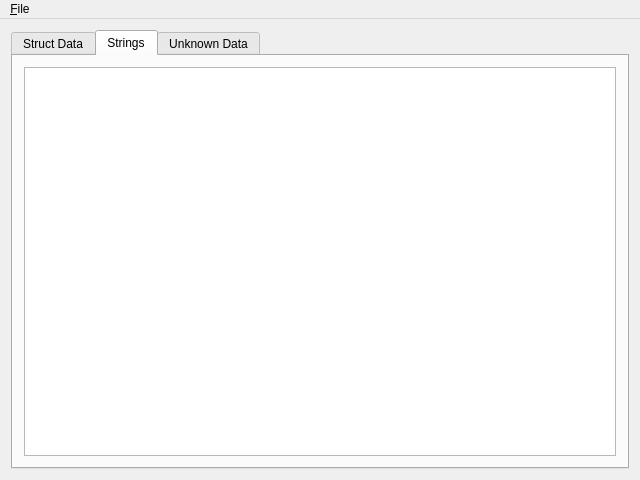
This is dat_editor/mainwindow.ui in CaptainSwag101/DRV3-Tools as Qt 5 draws it before an edit. The edited form follows.
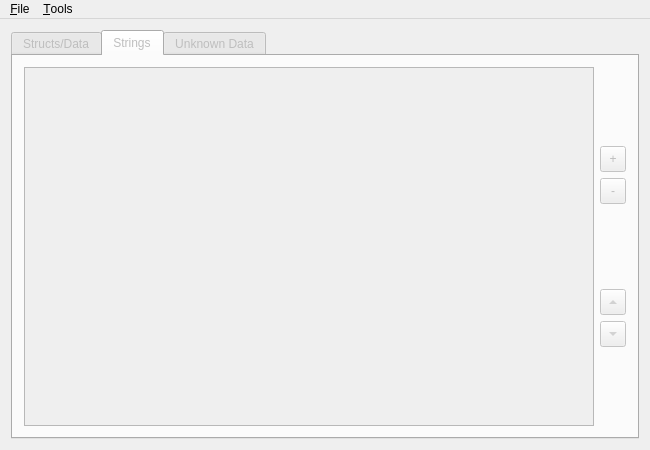
This is the edited form. The open tabs and pages were chosen to show the change.

What changed in the file:
```diff
--- a/dat_editor/mainwindow.ui
+++ b/dat_editor/mainwindow.ui
@@ -6,23 +6,29 @@
    <rect>
     <x>0</x>
     <y>0</y>
-    <width>640</width>
-    <height>480</height>
+    <width>650</width>
+    <height>450</height>
    </rect>
   </property>
   <property name="windowTitle">
    <string>DAT Editor</string>
   </property>
   <widget class="QWidget" name="centralWidget">
+   <property name="enabled">
+    <bool>false</bool>
+   </property>
    <layout class="QVBoxLayout" name="verticalLayout">
     <item>
      <widget class="QTabWidget" name="tabWidget">
+      <property name="enabled">
+       <bool>false</bool>
+      </property>
       <property name="currentIndex">
        <number>0</number>
       </property>
       <widget class="QWidget" name="tabStructs">
        <attribute name="title">
-        <string>Struct Data</string>
+        <string>Structs/Data</string>
        </attribute>
        <layout class="QVBoxLayout" name="verticalLayout_2">
         <item>
@@ -34,9 +40,178 @@
        <attribute name="title">
         <string>Strings</string>
        </attribute>
-       <layout class="QVBoxLayout" name="verticalLayout_3">
+       <layout class="QVBoxLayout" name="verticalLayout_4">
         <item>
-         <widget class="QTableView" name="tableStrings"/>
+         <layout class="QHBoxLayout" name="horizontalLayout_Strings">
+          <item>
+           <widget class="QTableView" name="tableStrings">
+            <property name="midLineWidth">
+             <number>1</number>
+            </property>
+            <property name="sizeAdjustPolicy">
+             <enum>QAbstractScrollArea::AdjustToContents</enum>
+            </property>
+            <property name="editTriggers">
+             <set>QAbstractItemView::DoubleClicked|QAbstractItemView::EditKeyPressed|QAbstractItemView::SelectedClicked</set>
+            </property>
+            <property name="alternatingRowColors">
+             <bool>true</bool>
+            </property>
+            <property name="selectionMode">
+             <enum>QAbstractItemView::SingleSelection</enum>
+            </property>
+            <property name="selectionBehavior">
+             <enum>QAbstractItemView::SelectRows</enum>
+            </property>
+            <property name="wordWrap">
+             <bool>false</bool>
+            </property>
+            <attribute name="horizontalHeaderVisible">
+             <bool>false</bool>
+            </attribute>
+            <attribute name="horizontalHeaderHighlightSections">
+             <bool>false</bool>
+            </attribute>
+            <attribute name="horizontalHeaderMinimumSectionSize">
+             <number>42</number>
+            </attribute>
+            <attribute name="horizontalHeaderStretchLastSection">
+             <bool>true</bool>
+            </attribute>
+            <attribute name="verticalHeaderVisible">
+             <bool>false</bool>
+            </attribute>
+           </widget>
+          </item>
+          <item>
+           <layout class="QVBoxLayout" name="verticalLayout_StringButtons">
+            <item>
+             <spacer name="verticalSpacer_7">
+              <property name="orientation">
+               <enum>Qt::Vertical</enum>
+              </property>
+              <property name="sizeHint" stdset="0">
+               <size>
+                <width>20</width>
+                <height>40</height>
+               </size>
+              </property>
+             </spacer>
+            </item>
+            <item>
+             <widget class="QToolButton" name="toolButton_StringAdd">
+              <property name="minimumSize">
+               <size>
+                <width>26</width>
+                <height>26</height>
+               </size>
+              </property>
+              <property name="maximumSize">
+               <size>
+                <width>26</width>
+                <height>26</height>
+               </size>
+              </property>
+              <property name="text">
+               <string>+</string>
+              </property>
+             </widget>
+            </item>
+            <item>
+             <widget class="QToolButton" name="toolButton_StringDel">
+              <property name="minimumSize">
+               <size>
+                <width>26</width>
+                <height>26</height>
+               </size>
+              </property>
+              <property name="maximumSize">
+               <size>
+                <width>26</width>
+                <height>26</height>
+               </size>
+              </property>
+              <property name="text">
+               <string>-</string>
+              </property>
+             </widget>
+            </item>
+            <item>
+             <spacer name="verticalSpacer_8">
+              <property name="orientation">
+               <enum>Qt::Vertical</enum>
+              </property>
+              <property name="sizeType">
+               <enum>QSizePolicy::Expanding</enum>
+              </property>
+              <property name="sizeHint" stdset="0">
+               <size>
+                <width>20</width>
+                <height>40</height>
+               </size>
+              </property>
+             </spacer>
+            </item>
+            <item>
+             <widget class="QToolButton" name="toolButton_StringUp">
+              <property name="minimumSize">
+               <size>
+                <width>26</width>
+                <height>26</height>
+               </size>
+              </property>
+              <property name="maximumSize">
+               <size>
+                <width>26</width>
+                <height>26</height>
+               </size>
+              </property>
+              <property name="text">
+               <string/>
+              </property>
+              <property name="arrowType">
+               <enum>Qt::UpArrow</enum>
+              </property>
+             </widget>
+            </item>
+            <item>
+             <widget class="QToolButton" name="toolButton_StringDown">
+              <property name="minimumSize">
+               <size>
+                <width>26</width>
+                <height>26</height>
+               </size>
+              </property>
+              <property name="maximumSize">
+               <size>
+                <width>26</width>
+                <height>26</height>
+               </size>
+              </property>
+              <property name="text">
+               <string/>
+              </property>
+              <property name="arrowType">
+               <enum>Qt::DownArrow</enum>
+              </property>
+             </widget>
+            </item>
+            <item>
+             <spacer name="verticalSpacer_9">
+              <property name="orientation">
+               <enum>Qt::Vertical</enum>
+              </property>
+              <property name="sizeHint" stdset="0">
+               <size>
+                <width>20</width>
+                <height>40</height>
+               </size>
+              </property>
+             </spacer>
+            </item>
+           </layout>
+          </item>
+         </layout>
         </item>
        </layout>
       </widget>
@@ -44,7 +219,7 @@
        <attribute name="title">
         <string>Unknown Data</string>
        </attribute>
-       <layout class="QVBoxLayout" name="verticalLayout_4">
+       <layout class="QVBoxLayout" name="verticalLayout_3">
         <item>
          <widget class="QTableView" name="tableUnkData"/>
         </item>
@@ -59,7 +234,7 @@
     <rect>
      <x>0</x>
      <y>0</y>
-     <width>640</width>
+     <width>650</width>
      <height>20</height>
     </rect>
    </property>
@@ -72,7 +247,14 @@
     <addaction name="actionSaveAs"/>
     <addaction name="actionExit"/>
    </widget>
+   <widget class="QMenu" name="menuTools">
+    <property name="title">
+     <string>&amp;Tools</string>
+    </property>
+    <addaction name="actionExportStrings"/>
+   </widget>
    <addaction name="menuFile"/>
+   <addaction name="menuTools"/>
   </widget>
   <action name="actionOpen">
    <property name="text">
```
Left out of the diff: 346 changed lines with no effect on the pictures.
